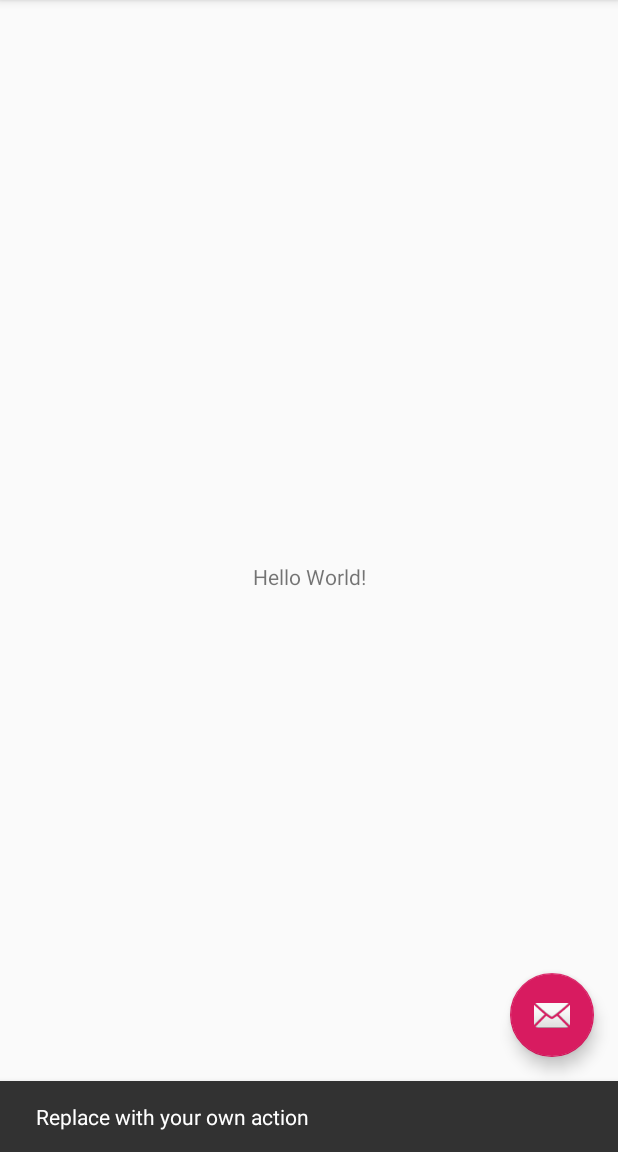
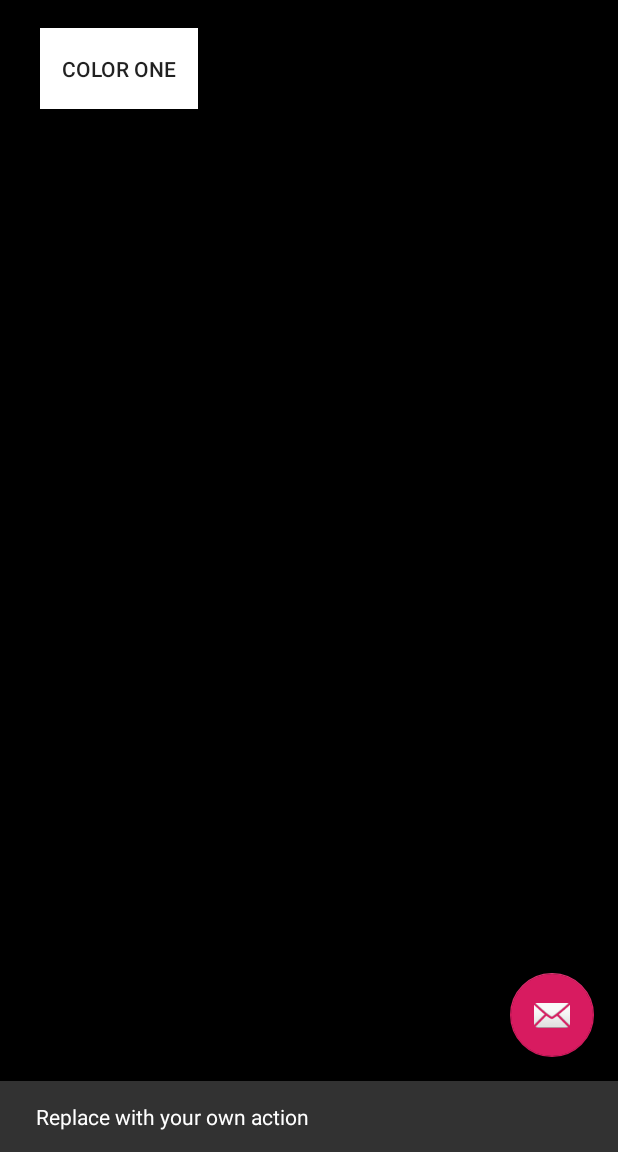
Before and after one commit to nuruchi1/p02_uruchima, an Android app: the screen it shows after launch (MainActivity), after a tap on an icon or button, on a phone screen of 412 x 824 dp, the part 84-1236 px from its top. Run offline under Robolectric (Android 15) with nearby library versions, the phone set to English and light mode, and no system bars.

Commit message:
adding code

```diff
--- a/app/src/main/res/layout/content_main.xml
+++ b/app/src/main/res/layout/content_main.xml
@@ -6,7 +6,22 @@
     android:layout_height="match_parent"
     app:layout_behavior="@string/appbar_scrolling_view_behavior"
     tools:context=".MainActivity"
+    android:background="@color/black"
     tools:showIn="@layout/activity_main">
+
+
+    <Button
+        android:id="@+id/b1"
+        android:layout_width="105dp"
+        android:layout_height="54dp"
+        android:background="@color/white"
+        android:text="Color One"
+        app:layout_constraintBottom_toBottomOf="parent"
+        app:layout_constraintHorizontal_bias="0.087"
+        app:layout_constraintLeft_toLeftOf="parent"
+        app:layout_constraintRight_toRightOf="parent"
+        app:layout_constraintTop_toTopOf="parent"
+        app:layout_constraintVertical_bias="0.026" />
 
     <TextView
         android:layout_width="wrap_content"
--- a/app/src/main/res/values/colors.xml
+++ b/app/src/main/res/values/colors.xml
@@ -7,4 +7,5 @@
     <color name="grey">#808080</color>
     <color name="lightGrey">#A9A9A9</color>
     <color name="maroon">#800000</color>
+    <color name="white">#FFFFFF</color>
 </resources>
```
